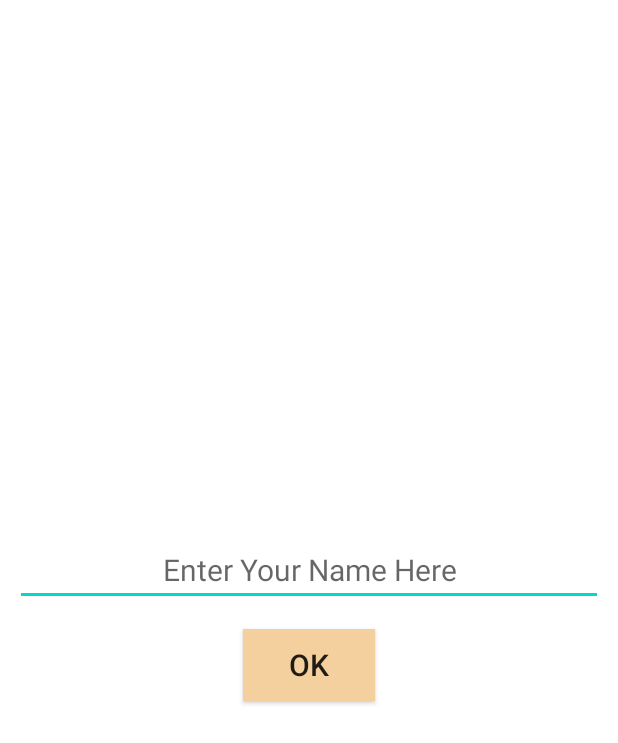
After one commit to SA53-Team-7/MatchingGame, an Android app: the EnterName screen opened directly, with no data from a screen before it, on a phone screen of 412 x 824 dp. The commit adds this screen. Shown: the top 743 px of the screen. Run offline under Robolectric (Android 15) with nearby library versions, the phone set to English and light mode, and no system bars.

Commit message:
Added Enter Name Activity and layout

```diff
--- a/app/src/main/AndroidManifest.xml
+++ b/app/src/main/AndroidManifest.xml
@@ -12,6 +12,9 @@
         android:roundIcon="@mipmap/ic_launcher_round"
         android:supportsRtl="true"
         android:theme="@style/Theme.MatchingGame">
+        <activity
+            android:name=".EnterName"
+            android:exported="false" />
         <activity
             android:name=".EndGame"
             android:exported="false" />
--- a/app/src/main/java/com/team7/matchinggame/EndGame.java
+++ b/app/src/main/java/com/team7/matchinggame/EndGame.java
@@ -32,7 +32,7 @@ public class EndGame extends AppCompatActivity implements View.OnClickListener{
         int id = view.getId();
 
         if (id == R.id.next) {
-            Intent intent = new Intent(this, MyScore.class);
+            Intent intent = new Intent(this, EnterName.class);
             startActivity(intent);
         }
     }
--- /dev/null
+++ b/app/src/main/java/com/team7/matchinggame/EnterName.java
@@ -0,0 +1,34 @@
+package com.team7.matchinggame;
+
+import androidx.appcompat.app.AppCompatActivity;
+
+import android.content.Intent;
+import android.os.Bundle;
+import android.view.View;
+import android.widget.Button;
+import android.widget.EditText;
+
+public class EnterName extends AppCompatActivity implements View.OnClickListener{
+
+    @Override
+    protected void onCreate(Bundle savedInstanceState) {
+        super.onCreate(savedInstanceState);
+        setContentView(R.layout.activity_enter_name);
+
+        Button ok = findViewById(R.id.ok);
+        if (ok != null) {
+            ok.setOnClickListener(this);
+        }
+    }
+
+    @Override
+    public void onClick(View view) {
+        EditText name = findViewById(R.id.enterName);
+        if (name != null) {
+            Intent intent = new Intent(this, MyScore.class);
+            intent.putExtra("name", name.getText().toString());
+            startActivity(intent);
+        }
+    }
+
+}
--- a/app/src/main/java/com/team7/matchinggame/MyScore.java
+++ b/app/src/main/java/com/team7/matchinggame/MyScore.java
@@ -32,6 +32,10 @@ public class MyScore extends AppCompatActivity implements View.OnClickListener {
 
         //Get time taken from Game activity
         //timeElapsed = getIntent().getLongExtra("timeElapsed", 0);
+
+        //Get input name
+        Intent intent = getIntent();
+        String name = intent.getStringExtra("name");
 
         //Set time taken as my Scores
         TextView textView = findViewById(R.id.myScore);
--- /dev/null
+++ b/app/src/main/res/layout/activity_enter_name.xml
@@ -0,0 +1,29 @@
+<?xml version="1.0" encoding="utf-8"?>
+<LinearLayout
+    xmlns:android="http://schemas.android.com/apk/res/android"
+    android:layout_width="match_parent"
+    android:layout_height="match_parent"
+    android:gravity="center"
+    android:orientation="vertical">
+
+    <EditText
+        android:id="@+id/enterName"
+        android:layout_width="match_parent"
+        android:layout_height="wrap_content"
+        android:gravity="center"
+        android:textSize="20sp"
+        android:hint="@string/enterName"
+        android:layout_marginLeft="10dp"
+        android:layout_marginRight="10dp"
+        android:layout_marginBottom="15dp"/>
+
+    <androidx.appcompat.widget.AppCompatButton
+        android:id="@+id/ok"
+        android:layout_width="wrap_content"
+        android:layout_height="wrap_content"
+        android:layout_gravity="center"
+        android:background="#f3d09d"
+        android:textSize="20sp"
+        android:text="@string/ok"/>
+
+</LinearLayout>
--- a/app/src/main/res/values/strings.xml
+++ b/app/src/main/res/values/strings.xml
@@ -22,6 +22,8 @@
     <string name="name1">Name1</string>
     <string name="wellDone">Well Done</string>
     <string name="next">NEXT</string>
+    <string name="enterName">Enter Your Name Here</string>
+    <string name="ok">OK</string>
 
 
     <style name="btnStyle">
```
